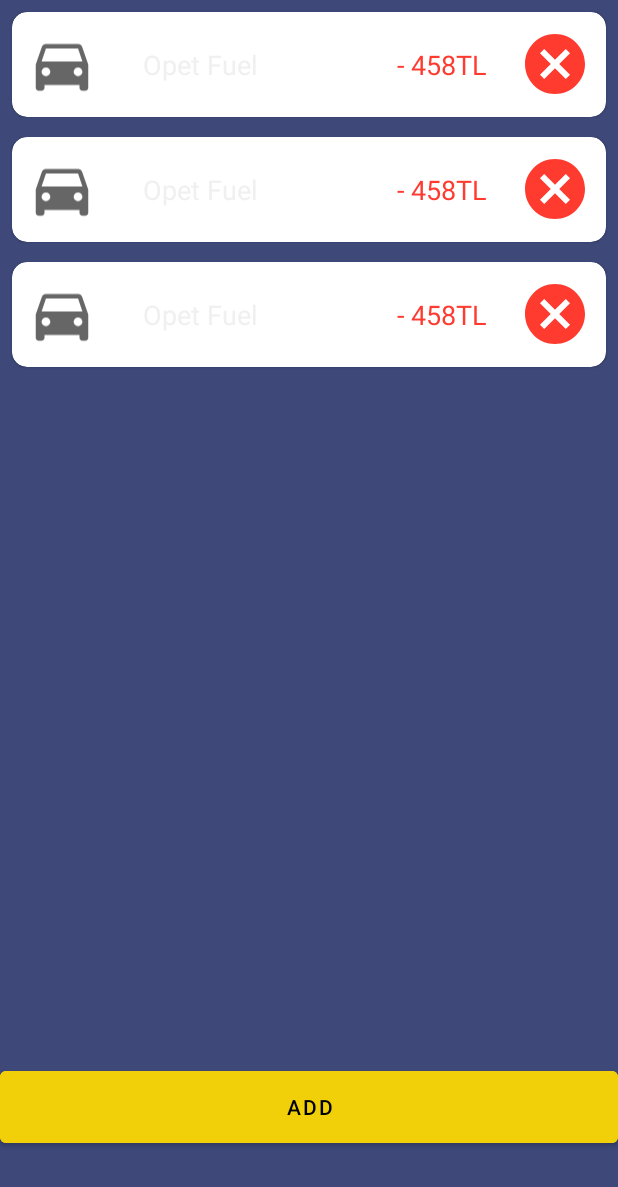
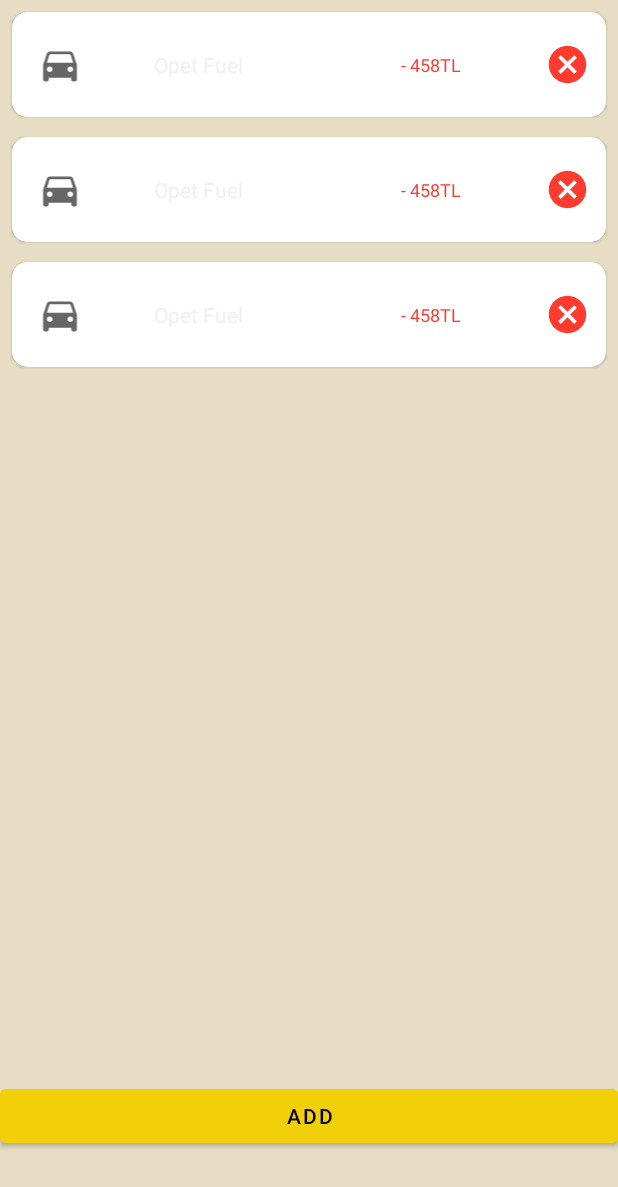
Before and after one commit to kizilcanali/StingyApp, an Android app: the layout fragment_transactions.xml on its own in the app's theme, with its tools: preview values and no code run, on a phone screen of 412 x 824 dp. Shown: the top 1187 px of the screen. Run offline under Robolectric (Android 15) with nearby library versions, the phone set to English and light mode, and no system bars.

Commit message:
dynamic text colors, some UI optimizations, number decimals

```diff
--- a/app/src/main/java/com/alikizilcan/stingyapp/ui/home/HomeFragment.kt
+++ b/app/src/main/java/com/alikizilcan/stingyapp/ui/home/HomeFragment.kt
@@ -1,5 +1,6 @@
 package com.alikizilcan.stingyapp.ui.home
 
+import android.graphics.Color
 import android.os.Bundle
 import android.view.LayoutInflater
 import android.view.View
@@ -41,7 +42,7 @@ class HomeFragment : BaseFragment() {
             println("pieDataSet $pieDataSet")
             pieDataSet.valueTextSize = 12f
             pieDataSet.colors = colorsList
-
+            // pieDataSet.color
             val pieData = PieData(pieDataSet)
             println("pieData $pieData")
             pieData.setDrawValues(true)
@@ -50,6 +51,7 @@ class HomeFragment : BaseFragment() {
                 setUsePercentValues(true)
                 description.text = ""
                 isDrawHoleEnabled = true
+                setHoleColor(Color.parseColor("#E6DDC4"))
                 setTouchEnabled(true)
                 setDrawEntryLabels(false)
                 setExtraOffsets(0f, 0f, 0f, 50f)
--- a/app/src/main/java/com/alikizilcan/stingyapp/ui/home/HomeViewModel.kt
+++ b/app/src/main/java/com/alikizilcan/stingyapp/ui/home/HomeViewModel.kt
@@ -11,6 +11,7 @@ import com.github.mikephil.charting.data.PieEntry
 import dagger.hilt.android.lifecycle.HiltViewModel
 import kotlinx.coroutines.flow.collect
 import kotlinx.coroutines.launch
+import java.text.DecimalFormat
 import javax.inject.Inject
 
 @HiltViewModel
@@ -20,6 +21,8 @@ class HomeViewModel @Inject constructor(
 
     private var _budget: MutableLiveData<Double> = MutableLiveData()
     val budget: LiveData<Double> = _budget
+
+
 
     private var _categoriesData: MutableLiveData<ArrayList<PieEntry>> = MutableLiveData()
     val categoriesData: LiveData<ArrayList<PieEntry>> = _categoriesData
--- a/app/src/main/java/com/alikizilcan/stingyapp/ui/transactions/TransactionsAdapter.kt
+++ b/app/src/main/java/com/alikizilcan/stingyapp/ui/transactions/TransactionsAdapter.kt
@@ -1,10 +1,8 @@
 package com.alikizilcan.stingyapp.ui.transactions
 
-import android.annotation.SuppressLint
 import android.graphics.Color
 import android.view.LayoutInflater
 import android.view.ViewGroup
-import android.widget.TextView
 import androidx.core.view.isVisible
 import androidx.recyclerview.widget.DiffUtil
 import androidx.recyclerview.widget.ListAdapter
@@ -39,14 +37,13 @@ class TransactionsAdapter @Inject constructor() :
             binding.categoryIcon.setImageResource(setTransactionIcon(transaction.category!!).icon!!)
             binding.transactionCard.setCardBackgroundColor(Color.parseColor(setTransactionIcon(transaction.category!!).color))
             binding.transactionAmount.setTextColor(Color.parseColor(setAmountColor(transaction.transactionType!!)))
+            binding.executePendingBindings()
 
-            binding.executePendingBindings()
             binding.deleteTransactionButton.setOnClickListener { itemDeleteClickListener(transaction) }
             binding.root.setOnClickListener {
                 isExpanded = !isExpanded
                 binding.installmentsRecyclerView.isVisible = isExpanded
             }
-
         }
 
         private fun setTransactionIcon(iconText: String): Category {
--- a/app/src/main/res/layout/activity_main.xml
+++ b/app/src/main/res/layout/activity_main.xml
@@ -27,7 +27,9 @@
             app:layout_constraintBottom_toBottomOf="parent"
             app:labelVisibilityMode="selected"
             app:menu="@menu/bottom_navigation_bar"
-            android:background="@color/gray_bottom"
+            android:background="@color/budget_bg"
+            app:itemIconTint="#678983"
+            app:itemTextColor="#678983"
             />
     </androidx.constraintlayout.widget.ConstraintLayout>
 </layout>
--- a/app/src/main/res/layout/fragment_add_transaction.xml
+++ b/app/src/main/res/layout/fragment_add_transaction.xml
@@ -153,7 +153,7 @@
             android:layout_width="0dp"
             android:layout_height="wrap_content"
             android:backgroundTint="@color/dark_blue"
-            android:text="@string/saveButtonText"
+            android:text="@string/save_button_text"
             app:layout_constraintEnd_toEndOf="parent"
             app:layout_constraintStart_toStartOf="parent"
             app:layout_constraintTop_toBottomOf="@id/installmentMonthInput" />
--- a/app/src/main/res/layout/fragment_transactions.xml
+++ b/app/src/main/res/layout/fragment_transactions.xml
@@ -31,17 +31,16 @@
         <Button
             android:id="@+id/addTransactionButton"
             android:layout_width="0dp"
-            android:layout_height="60dp"
+            android:layout_height="48dp"
             app:layout_constraintStart_toStartOf="parent"
             app:layout_constraintEnd_toEndOf="parent"
             app:layout_constraintBottom_toBottomOf="parent"
-            android:text="Add"
+            android:text="@string/add_button_text"
             android:textColor="@color/black"
             android:backgroundTint="@color/button_bg"
             android:layout_marginBottom="?android:attr/actionBarSize"
             />
 
-
     </androidx.constraintlayout.widget.ConstraintLayout>
 
 </layout>
--- a/app/src/main/res/layout/item_transaction_list.xml
+++ b/app/src/main/res/layout/item_transaction_list.xml
@@ -34,7 +34,8 @@
                 android:layout_width="match_parent"
                 android:layout_height="70dp"
                 android:orientation="horizontal"
-                android:padding="10dp"
+                android:paddingHorizontal="10dp"
+                android:paddingVertical="5dp"
                 app:layout_constraintBottom_toTopOf="@id/installmentsRecyclerView"
                 app:layout_constraintEnd_toEndOf="parent"
                 app:layout_constraintStart_toStartOf="parent"
@@ -42,10 +43,10 @@
 
                 <ImageView
                     android:id="@+id/categoryIcon"
-                    android:layout_width="wrap_content"
-                    android:layout_height="match_parent"
+                    android:layout_width="30dp"
+                    android:layout_height="30dp"
                     android:layout_gravity="center_vertical"
-                    android:layout_weight="0.5"
+                    android:layout_weight="0.2"
                     tools:src="@drawable/ic_car"
                     />
 
@@ -54,10 +55,10 @@
                     android:layout_width="0dp"
                     android:layout_height="match_parent"
                     android:layout_gravity="center"
-                    android:layout_weight="3"
+                    android:layout_weight="2"
                     android:gravity="center"
                     android:text="@{baseModel.transactionName}"
-                    android:textSize="18sp"
+                    android:textSize="14sp"
                     tools:text="Opet Fuel"
                     android:textColor="@color/textColor"
                     />
@@ -67,11 +68,12 @@
                     android:layout_width="wrap_content"
                     android:layout_height="match_parent"
                     android:layout_gravity="center"
-                    android:layout_weight="1"
+                    android:layout_weight="0.2"
                     android:gravity="center"
                     android:text="@{baseModel.transactionDate}"
                     tools:text="@tools:sample/date/ddmmyy"
                     android:textColor="@color/textColor"
+                    android:textSize="12sp"
                     />
 
                 <TextView
@@ -82,15 +84,15 @@
                     android:layout_marginEnd="5dp"
                     android:layout_weight="2"
                     android:gravity="center"
-                    android:text="@{baseModel.transactionAmount.toString()}"
+                    setFormatText="@{baseModel.transactionAmount}"
                     android:textColor="@color/red"
-                    android:textSize="18sp"
+                    android:textSize="12sp"
                     tools:text="- 458TL" />
 
                 <ImageButton
                     android:id="@+id/deleteTransactionButton"
-                    android:layout_width="48dp"
-                    android:layout_height="48dp"
+                    android:layout_width="30dp"
+                    android:layout_height="30dp"
                     android:layout_gravity="center"
                     android:background="@drawable/ic_delete" />
             </LinearLayout>
--- a/app/src/main/res/values/colors.xml
+++ b/app/src/main/res/values/colors.xml
@@ -12,9 +12,10 @@
     <color name="gray_bottom">#E5E5E5</color>
     <color name="red">#FF3B30</color>
     <color name="green">#34C759</color>
-    <color name="transaction_bg">#3E497A</color>
+    <color name="transaction_bg">#E6DDC4</color>
     <color name="textColor">#F0F0F0</color>
     <color name="button_bg">#F1D00A</color>
+    <color name="budget_bg">#181D31</color>
 
     <array name="pieChartColors">
         <item>#304567</item>
--- a/app/src/main/res/values/strings.xml
+++ b/app/src/main/res/values/strings.xml
@@ -12,5 +12,6 @@
     <string name="category_input">Category</string>
     <string name="transaction_date">Date</string>
     <string name="tl_icon_text">₺</string>
-    <string name="saveButtonText">SAVE</string>
+    <string name="save_button_text">SAVE</string>
+    <string name="add_button_text">Add</string>
 </resources>
```
Also changed, not shown: app/src/main/java/com/alikizilcan/stingyapp/infra/BindingAdapters.kt (+15 -9 lines), app/src/main/res/layout/fragment_home.xml (+6 -4 lines), app/src/main/res/layout/item_installments_list.xml (+6 -16 lines).
